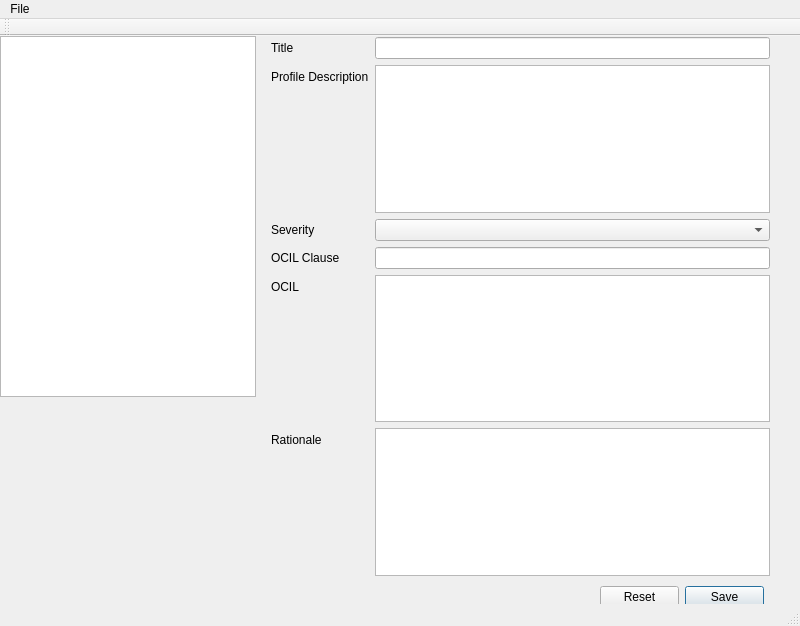
The window that ui/MainWindow.ui (redhatrises/husky) describes before a commit, drawn with Qt 5.
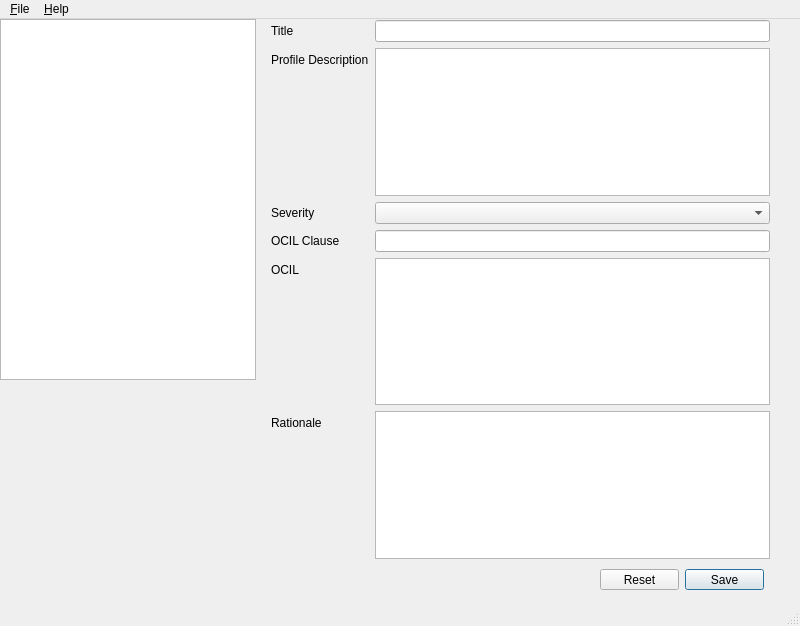
The same window after the commit.

Commit message: Update ui and python naming

The edit to the form file:
```diff
--- a/ui/MainWindow.ui
+++ b/ui/MainWindow.ui
@@ -113,6 +113,24 @@
     <property name="sortingEnabled">
      <bool>false</bool>
     </property>
+    <property name="animated">
+     <bool>true</bool>
+    </property>
+    <attribute name="headerVisible">
+     <bool>true</bool>
+    </attribute>
+    <attribute name="headerCascadingSectionResizes">
+     <bool>true</bool>
+    </attribute>
+    <attribute name="headerHighlightSections">
+     <bool>true</bool>
+    </attribute>
+    <attribute name="headerShowSortIndicator" stdset="0">
+     <bool>false</bool>
+    </attribute>
+    <attribute name="headerStretchLastSection">
+     <bool>true</bool>
+    </attribute>
    </widget>
    <widget class="QDialogButtonBox" name="buttonBox">
     <property name="geometry">
@@ -134,12 +152,12 @@
      <x>0</x>
      <y>0</y>
      <width>800</width>
-     <height>20</height>
+     <height>25</height>
     </rect>
    </property>
    <widget class="QMenu" name="menuFile">
     <property name="title">
-     <string>File</string>
+     <string>&amp;File</string>
     </property>
     <widget class="QMenu" name="menuNew">
      <property name="title">
@@ -151,20 +169,16 @@
     <addaction name="separator"/>
     <addaction name="actionQuit"/>
    </widget>
+   <widget class="QMenu" name="menuHelp">
+    <property name="title">
+     <string>&amp;Help</string>
+    </property>
+    <addaction name="actionAbout_Qt"/>
+   </widget>
    <addaction name="menuFile"/>
+   <addaction name="menuHelp"/>
   </widget>
   <widget class="QStatusBar" name="statusbar"/>
-  <widget class="QToolBar" name="toolBar">
-   <property name="windowTitle">
-    <string>toolBar</string>
-   </property>
-   <attribute name="toolBarArea">
-    <enum>TopToolBarArea</enum>
-   </attribute>
-   <attribute name="toolBarBreak">
-    <bool>false</bool>
-   </attribute>
-  </widget>
   <action name="actionQuit">
    <property name="text">
     <string>Quit</string>
```
Left out of the diff: 11 changed lines with no effect on the pictures. The commit also changes 5 other files.
